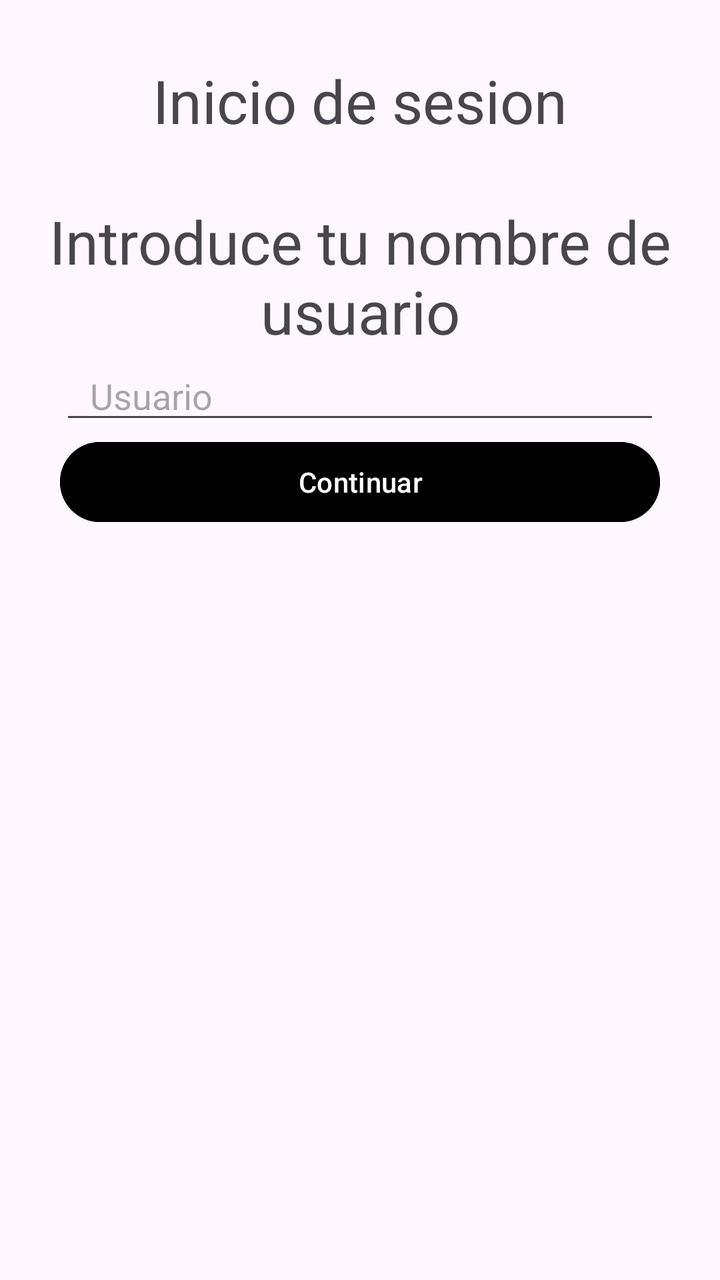
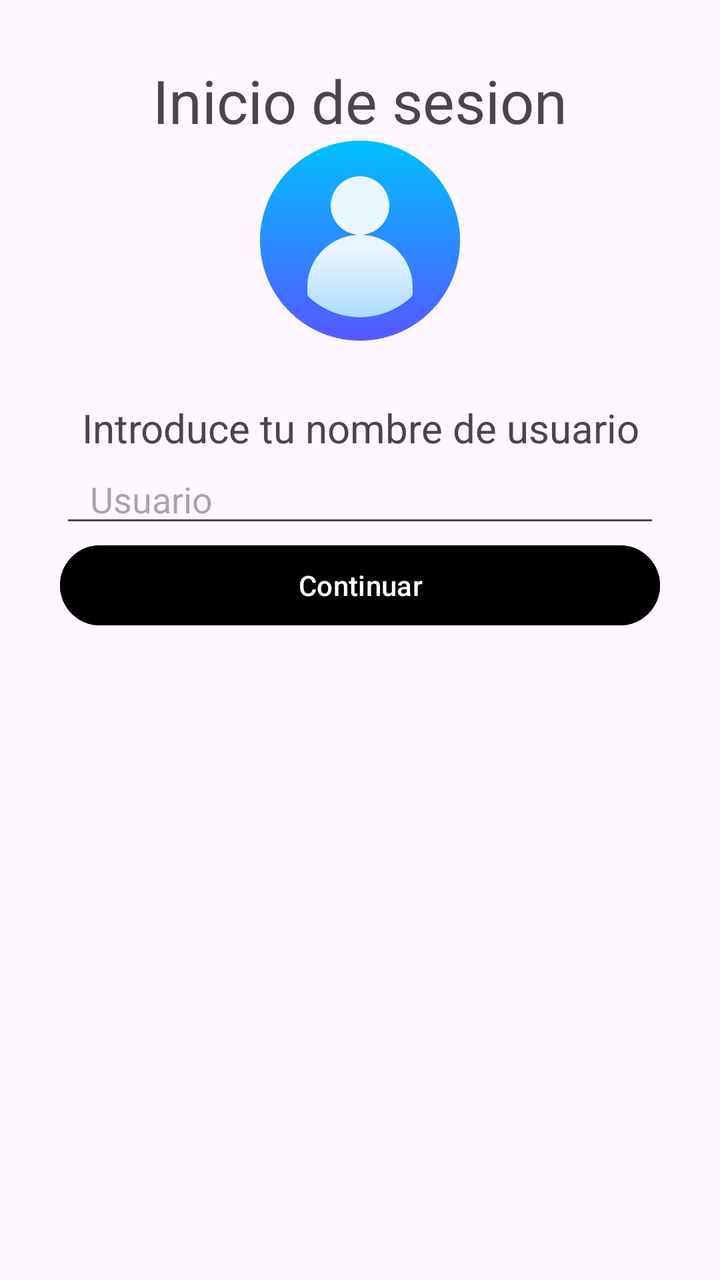

Before-and-after screenshots of an Android layout around one commit, followed by the original layout XML and the change that was made.
<!-- AndroidManifest.xml: application theme Theme.ExamenBimbo -->
<!-- res/layout/activity_login.xml -->
<androidx.constraintlayout.widget.ConstraintLayout xmlns:android="http://schemas.android.com/apk/res/android"
    xmlns:app="http://schemas.android.com/apk/res-auto"
    xmlns:tools="http://schemas.android.com/tools"
    android:id="@+id/main"
    android:layout_width="match_parent"
    android:layout_height="match_parent"
    tools:context=".presentation.activity.LoginActivity">

    <TextView
        android:id="@+id/tv_title"
        android:layout_width="match_parent"
        android:layout_height="wrap_content"
        android:layout_marginTop="30dp"
        android:gravity="center"
        android:text="@string/login"
        android:textSize="30sp"
        app:layout_constraintTop_toTopOf="parent" />

    <TextView
        android:id="@+id/tv_name"
        android:layout_width="match_parent"
        android:layout_height="wrap_content"
        android:layout_marginTop="30dp"
        android:gravity="center"
        android:text="@string/username"
        android:textSize="30sp"
        app:layout_constraintTop_toBottomOf="@id/tv_title" />

    <EditText
        android:id="@+id/et_name"
        android:layout_width="match_parent"
        android:layout_height="wrap_content"
        android:layout_marginHorizontal="30dp"
        android:hint="@string/user"
        android:paddingHorizontal="15dp"
        app:layout_constraintTop_toBottomOf="@id/tv_name" />

    <Button
        android:id="@+id/btn_continue"
        android:layout_width="match_parent"
        android:layout_height="wrap_content"
        android:layout_marginHorizontal="30dp"
        android:backgroundTint="@color/black"
        android:text="@string/Continue"
        app:layout_constraintTop_toBottomOf="@id/et_name" />

    <ProgressBar
        android:id="@+id/pb_loading"
        android:layout_width="match_parent"
        android:layout_height="wrap_content"
        android:visibility="gone"
        app:layout_constraintBottom_toBottomOf="parent"
        app:layout_constraintTop_toTopOf="parent" />
</androidx.constraintlayout.widget.ConstraintLayout>
<!-- resources referenced by this layout -->
<resources>
  <color name="black">#FF000000</color>
  <string name="Continue">Continuar</string>
  <string name="login">Inicio de sesion</string>
  <string name="user">Usuario</string>
  <string name="username">Introduce tu nombre de usuario</string>
  <style name="Theme.ExamenBimbo" parent="Base.Theme.ExamenBimbo" />
  <style name="Base.Theme.ExamenBimbo" parent="Theme.Material3.DayNight.NoActionBar">
          
          
      </style>
</resources>

<!-- the commit's change to res/layout/activity_login.xml (unified diff, before → after) -->
@@ -16,6 +16,14 @@
         android:textSize="30sp"
         app:layout_constraintTop_toTopOf="parent" />
 
+    <ImageView
+        android:id="@+id/iv_user"
+        android:layout_width="100dp"
+        android:layout_height="100dp"
+        android:src="@drawable/user"
+        app:layout_constraintTop_toBottomOf="@id/tv_title"
+        app:layout_constraintStart_toStartOf="parent"
+        app:layout_constraintEnd_toEndOf="parent"/>
     <TextView
         android:id="@+id/tv_name"
         android:layout_width="match_parent"
@@ -23,8 +31,8 @@
         android:layout_marginTop="30dp"
         android:gravity="center"
         android:text="@string/username"
-        android:textSize="30sp"
-        app:layout_constraintTop_toBottomOf="@id/tv_title" />
+        android:textSize="20sp"
+        app:layout_constraintTop_toBottomOf="@id/iv_user" />
 
     <EditText
         android:id="@+id/et_name"
<!-- resource entries referenced after the edit -->
@@ -1,6 +1,7 @@
 <!-- resources referenced by this layout -->
 <resources>
   <color name="black">#FF000000</color>
+  <!-- drawable user: png bitmap (drawable, 20177 bytes) -->
   <string name="Continue">Continuar</string>
   <string name="login">Inicio de sesion</string>
   <string name="user">Usuario</string>
